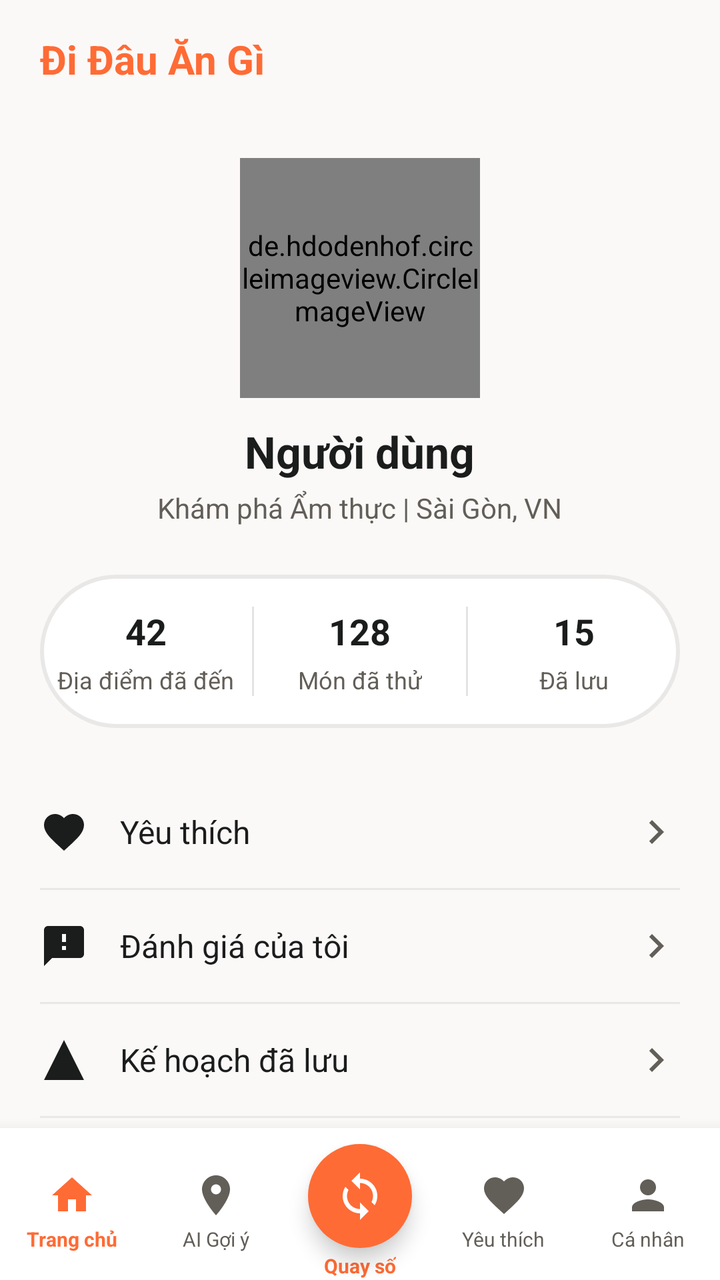
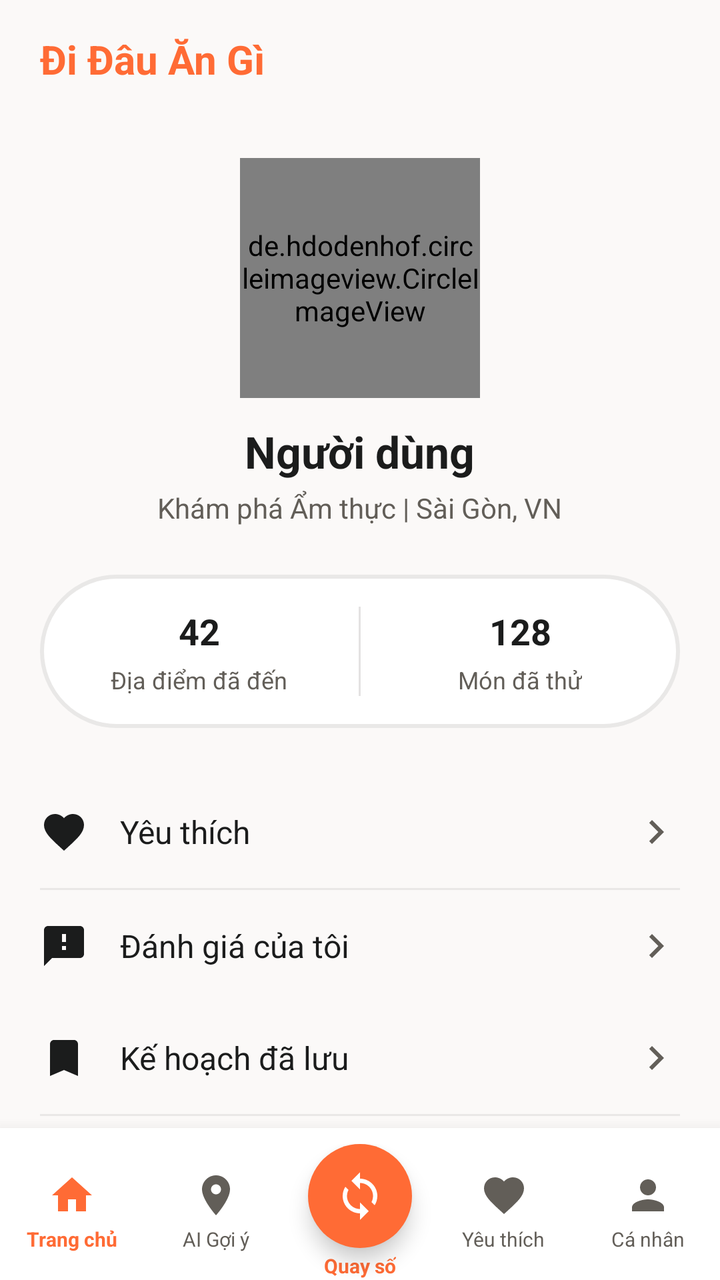

An Android layout rendered at two revisions. The XML below is the earlier revision; the diff shows what the commit changed to produce the second picture.
<!-- AndroidManifest.xml: application theme Theme.AnGi_DiDau -->
<!-- res/layout/activity_profile.xml -->
<?xml version="1.0" encoding="utf-8"?>
<androidx.coordinatorlayout.widget.CoordinatorLayout
    xmlns:android="http://schemas.android.com/apk/res/android"
    xmlns:app="http://schemas.android.com/apk/res-auto"
    xmlns:tools="http://schemas.android.com/tools"
    android:layout_width="match_parent"
    android:layout_height="match_parent"
    android:background="@color/background"
    tools:context=".ui.profile.ProfileActivity">

    
    <com.google.android.material.appbar.AppBarLayout
        android:layout_width="match_parent"
        android:layout_height="wrap_content"
        android:background="@color/background"
        app:elevation="0dp">

        <androidx.constraintlayout.widget.ConstraintLayout
            android:layout_width="match_parent"
            android:layout_height="wrap_content"
            android:paddingHorizontal="20dp"
            android:paddingVertical="16dp">

            
            <TextView
                android:layout_width="wrap_content"
                android:layout_height="wrap_content"
                android:text="Đi Đâu Ăn Gì"
                android:textColor="@color/primary_container"
                android:textSize="20sp"
                android:textStyle="bold"
                app:layout_constraintStart_toStartOf="parent"
                app:layout_constraintTop_toTopOf="parent"
                app:layout_constraintBottom_toBottomOf="parent"/>

        </androidx.constraintlayout.widget.ConstraintLayout>

    </com.google.android.material.appbar.AppBarLayout>

    
    <androidx.core.widget.NestedScrollView
        android:layout_width="match_parent"
        android:layout_height="match_parent"
        app:layout_behavior="@string/appbar_scrolling_view_behavior"
        android:paddingBottom="100dp"
        android:clipToPadding="false">

        <LinearLayout
            android:layout_width="match_parent"
            android:layout_height="wrap_content"
            android:orientation="vertical">

            
            <LinearLayout
                android:layout_width="match_parent"
                android:layout_height="wrap_content"
                android:orientation="vertical"
                android:gravity="center"
                android:paddingTop="20dp">

                
                <de.hdodenhof.circleimageview.CircleImageView
                    android:id="@+id/civProfileAvatar"
                    android:layout_width="120dp"
                    android:layout_height="120dp"
                    android:src="@drawable/ic_person"
                    app:civ_border_width="3dp"
                    app:civ_border_color="@color/primary_container"/>

                
                <TextView
                    android:id="@+id/tvProfileName"
                    android:layout_width="wrap_content"
                    android:layout_height="wrap_content"
                    android:layout_marginTop="12dp"
                    android:text="Người dùng"
                    android:textColor="@color/on_surface"
                    android:textSize="22sp"
                    android:textStyle="bold"/>

                
                <TextView
                    android:id="@+id/tvProfileBio"
                    android:layout_width="wrap_content"
                    android:layout_height="wrap_content"
                    android:layout_marginTop="4dp"
                    android:text="Khám phá Ẩm thực | Sài Gòn, VN"
                    android:textColor="@color/secondary"
                    android:textSize="14sp"/>
            </LinearLayout>

            
            <LinearLayout
                android:layout_width="match_parent"
                android:layout_height="wrap_content"
                android:orientation="horizontal"
                android:layout_marginHorizontal="20dp"
                android:layout_marginTop="24dp"
                android:paddingVertical="16dp"
                android:background="@drawable/bg_tab_unselected"
                android:weightSum="3">

                
                <LinearLayout
                    android:layout_width="0dp"
                    android:layout_height="wrap_content"
                    android:layout_weight="1"
                    android:orientation="vertical"
                    android:gravity="center">
                    
                    <TextView
                        android:id="@+id/tvStatPlaces"
                        android:layout_width="wrap_content"
                        android:layout_height="wrap_content"
                        android:text="42"
                        android:textColor="@color/on_surface"
                        android:textSize="18sp"
                        android:textStyle="bold"/>
                        
                    <TextView
                        android:layout_width="wrap_content"
                        android:layout_height="wrap_content"
                        android:text="Địa điểm đã đến"
                        android:textColor="@color/secondary"
                        android:textSize="12sp"
                        android:layout_marginTop="4dp"/>
                </LinearLayout>

                
                <View
                    android:layout_width="1dp"
                    android:layout_height="match_parent"
                    android:background="@color/surface_container_highest"/>

                
                <LinearLayout
                    android:layout_width="0dp"
                    android:layout_height="wrap_content"
                    android:layout_weight="1"
                    android:orientation="vertical"
                    android:gravity="center">
                    
                    <TextView
                        android:id="@+id/tvStatFoods"
                        android:layout_width="wrap_content"
                        android:layout_height="wrap_content"
                        android:text="128"
                        android:textColor="@color/on_surface"
                        android:textSize="18sp"
                        android:textStyle="bold"/>
                        
                    <TextView
                        android:layout_width="wrap_content"
                        android:layout_height="wrap_content"
                        android:text="Món đã thử"
                        android:textColor="@color/secondary"
                        android:textSize="12sp"
                        android:layout_marginTop="4dp"/>
                </LinearLayout>

                
                <View
                    android:layout_width="1dp"
                    android:layout_height="match_parent"
                    android:background="@color/surface_container_highest"/>

                
                <LinearLayout
                    android:layout_width="0dp"
                    android:layout_height="wrap_content"
                    android:layout_weight="1"
                    android:orientation="vertical"
                    android:gravity="center">
                    
                    <TextView
                        android:id="@+id/tvStatSaved"
                        android:layout_width="wrap_content"
                        android:layout_height="wrap_content"
                        android:text="15"
                        android:textColor="@color/on_surface"
                        android:textSize="18sp"
                        android:textStyle="bold"/>
                        
                    <TextView
                        android:layout_width="wrap_content"
                        android:layout_height="wrap_content"
                        android:text="Đã lưu"
                        android:textColor="@color/secondary"
                        android:textSize="12sp"
                        android:layout_marginTop="4dp"/>
                </LinearLayout>
            </LinearLayout>

            
            <LinearLayout
                android:layout_width="match_parent"
                android:layout_height="wrap_content"
                android:orientation="vertical"
                android:layout_marginTop="24dp">

                
                <LinearLayout
                    android:id="@+id/llFavorites"
                    android:layout_width="match_parent"
                    android:layout_height="56dp"
                    android:orientation="horizontal"
                    android:gravity="center_vertical"
                    android:paddingHorizontal="20dp"
                    android:clickable="true"
                    android:focusable="true"
                    android:background="?attr/selectableItemBackground">
                    
                    <ImageView
                        android:layout_width="24dp"
                        android:layout_height="24dp"
                        android:src="@drawable/ic_heart"
                        app:tint="@color/on_surface"/>
                        
                    <TextView
                        android:layout_width="0dp"
                        android:layout_height="wrap_content"
                        android:layout_weight="1"
                        android:text="Yêu thích"
                        android:textColor="@color/on_surface"
                        android:textSize="16sp"
                        android:layout_marginStart="16dp"/>
                        
                    <ImageView
                        android:layout_width="24dp"
                        android:layout_height="24dp"
                        android:src="@drawable/ic_chevron_right"
                        app:tint="@color/secondary"/>
                </LinearLayout>
                
                
                <View
                    android:layout_width="match_parent"
                    android:layout_height="1dp"
                    android:layout_marginHorizontal="20dp"
                    android:background="@color/surface_container_high"/>

                
                <LinearLayout
                    android:id="@+id/llReviews"
                    android:layout_width="match_parent"
                    android:layout_height="56dp"
                    android:orientation="horizontal"
                    android:gravity="center_vertical"
                    android:paddingHorizontal="20dp"
                    android:clickable="true"
                    android:focusable="true"
                    android:background="?attr/selectableItemBackground">
                    
                    <ImageView
                        android:layout_width="24dp"
                        android:layout_height="24dp"
                        android:src="@drawable/ic_reviews"
                        app:tint="@color/on_surface"/>
                        
                    <TextView
                        android:layout_width="0dp"
                        android:layout_height="wrap_content"
                        android:layout_weight="1"
                        android:text="Đánh giá của tôi"
                        android:textColor="@color/on_surface"
                        android:textSize="16sp"
                        android:layout_marginStart="16dp"/>
                        
                    <ImageView
                        android:layout_width="24dp"
                        android:layout_height="24dp"
                        android:src="@drawable/ic_chevron_right"
                        app:tint="@color/secondary"/>
                </LinearLayout>

                
                <View
                    android:layout_width="match_parent"
                    android:layout_height="1dp"
                    android:layout_marginHorizontal="20dp"
                    android:background="@color/surface_container_high"/>

                
                <LinearLayout
                    android:id="@+id/llSavedPlans"
                    android:layout_width="match_parent"
                    android:layout_height="56dp"
                    android:orientation="horizontal"
                    android:gravity="center_vertical"
                    android:paddingHorizontal="20dp"
                    android:clickable="true"
                    android:focusable="true"
                    android:background="?attr/selectableItemBackground">
                    
                    <ImageView
                        android:layout_width="24dp"
                        android:layout_height="24dp"
                        android:src="@drawable/ic_bookmark"
                        app:tint="@color/on_surface"/>
                        
                    <TextView
                        android:layout_width="0dp"
                        android:layout_height="wrap_content"
                        android:layout_weight="1"
                        android:text="Kế hoạch đã lưu"
                        android:textColor="@color/on_surface"
                        android:textSize="16sp"
                        android:layout_marginStart="16dp"/>
                        
                    <ImageView
                        android:layout_width="24dp"
                        android:layout_height="24dp"
                        android:src="@drawable/ic_chevron_right"
                        app:tint="@color/secondary"/>
                </LinearLayout>

                
                <View
                    android:layout_width="match_parent"
                    android:layout_height="1dp"
                    android:layout_marginHorizontal="20dp"
                    android:background="@color/surface_container_high"/>

                
                <LinearLayout
                    android:id="@+id/btnLogout"
                    android:layout_width="match_parent"
                    android:layout_height="56dp"
                    android:orientation="horizontal"
                    android:gravity="center_vertical"
                    android:paddingHorizontal="20dp"
                    android:clickable="true"
                    android:focusable="true"
                    android:background="?attr/selectableItemBackground">
                    
                    <ImageView
                        android:layout_width="24dp"
                        android:layout_height="24dp"
                        android:src="@drawable/ic_logout"
                        app:tint="@color/on_surface"/>
                        
                    <TextView
                        android:layout_width="0dp"
                        android:layout_height="wrap_content"
                        android:layout_weight="1"
                        android:text="Đăng xuất"
                        android:textColor="@color/on_surface"
                        android:textSize="16sp"
                        android:layout_marginStart="16dp"/>
                </LinearLayout>

            </LinearLayout>

        </LinearLayout>

    </androidx.core.widget.NestedScrollView>

    
    <include layout="@layout/layout_bottom_nav"/>

</androidx.coordinatorlayout.widget.CoordinatorLayout>
<!-- res/layout/layout_bottom_nav.xml (included above) -->
<?xml version="1.0" encoding="utf-8"?>
<androidx.cardview.widget.CardView
    xmlns:android="http://schemas.android.com/apk/res/android"
    xmlns:app="http://schemas.android.com/apk/res-auto"
    android:layout_width="match_parent"
    android:layout_height="wrap_content"
    android:layout_gravity="bottom"
    app:cardElevation="12dp"
    app:cardCornerRadius="0dp"
    app:cardBackgroundColor="@color/surface_container_lowest">

    <LinearLayout
        android:layout_width="match_parent"
        android:layout_height="76dp"
        android:orientation="horizontal"
        android:gravity="center"
        android:paddingTop="8dp"
        android:weightSum="5">

        
        <LinearLayout
            android:id="@+id/navHome"
            android:layout_width="0dp"
            android:layout_height="match_parent"
            android:layout_weight="1"
            android:gravity="center"
            android:orientation="vertical"
            android:paddingTop="8dp"
            android:paddingBottom="8dp"
            android:clickable="true"
            android:focusable="true"
            android:background="?attr/selectableItemBackgroundBorderless">

            <ImageView
                android:id="@+id/ivNavHome"
                android:layout_width="24dp"
                android:layout_height="24dp"
                android:src="@drawable/ic_home"
                app:tint="@color/primary_container"/>

            <TextView
                android:id="@+id/tvNavHome"
                android:layout_width="wrap_content"
                android:layout_height="wrap_content"
                android:layout_marginTop="3dp"
                android:text="Trang chủ"
                android:textColor="@color/primary_container"
                android:textSize="10sp"
                android:textStyle="bold"/>

        </LinearLayout>

        
        <LinearLayout
            android:id="@+id/navDiscover"
            android:layout_width="0dp"
            android:layout_height="match_parent"
            android:layout_weight="1"
            android:gravity="center"
            android:orientation="vertical"
            android:paddingTop="8dp"
            android:paddingBottom="8dp"
            android:clickable="true"
            android:focusable="true"
            android:background="?attr/selectableItemBackgroundBorderless">

            <ImageView
                android:id="@+id/ivNavDiscover"
                android:layout_width="24dp"
                android:layout_height="24dp"
                android:src="@drawable/ic_discover"
                app:tint="@color/secondary"/>

            <TextView
                android:id="@+id/tvNavDiscover"
                android:layout_width="wrap_content"
                android:layout_height="wrap_content"
                android:layout_marginTop="3dp"
                android:text="AI Gợi ý"
                android:textColor="@color/secondary"
                android:textSize="10sp"/>

        </LinearLayout>

        
        <LinearLayout
            android:id="@+id/navRandom"
            android:layout_width="0dp"
            android:layout_height="match_parent"
            android:layout_weight="1"
            android:gravity="center"
            android:orientation="vertical"
            android:clickable="true"
            android:focusable="true"
            android:background="?attr/selectableItemBackgroundBorderless">

            
            <FrameLayout
                android:layout_width="52dp"
                android:layout_height="52dp"
                android:background="@drawable/bg_circle_primary"
                android:elevation="6dp"
                android:layout_marginBottom="2dp">

                <ImageView
                    android:layout_width="26dp"
                    android:layout_height="26dp"
                    android:layout_gravity="center"
                    android:src="@drawable/ic_spin"
                    android:contentDescription="Random"/>

            </FrameLayout>

            <TextView
                android:id="@+id/tvNavRandom"
                android:layout_width="wrap_content"
                android:layout_height="wrap_content"
                android:text="Quay số"
                android:textColor="@color/primary_container"
                android:textSize="10sp"
                android:textStyle="bold"/>

        </LinearLayout>

        
        <LinearLayout
            android:id="@+id/navFavorites"
            android:layout_width="0dp"
            android:layout_height="match_parent"
            android:layout_weight="1"
            android:gravity="center"
            android:orientation="vertical"
            android:paddingTop="8dp"
            android:paddingBottom="8dp"
            android:clickable="true"
            android:focusable="true"
            android:background="?attr/selectableItemBackgroundBorderless">

            <ImageView
                android:id="@+id/ivNavFavorites"
                android:layout_width="24dp"
                android:layout_height="24dp"
                android:src="@drawable/ic_heart"
                app:tint="@color/secondary"/>

            <TextView
                android:id="@+id/tvNavFavorites"
                android:layout_width="wrap_content"
                android:layout_height="wrap_content"
                android:layout_marginTop="3dp"
                android:text="Yêu thích"
                android:textColor="@color/secondary"
                android:textSize="10sp"/>

        </LinearLayout>

        
        <LinearLayout
            android:id="@+id/navProfile"
            android:layout_width="0dp"
            android:layout_height="match_parent"
            android:layout_weight="1"
            android:gravity="center"
            android:orientation="vertical"
            android:paddingTop="8dp"
            android:paddingBottom="8dp"
            android:clickable="true"
            android:focusable="true"
            android:background="?attr/selectableItemBackgroundBorderless">

            <ImageView
                android:id="@+id/ivNavProfile"
                android:layout_width="24dp"
                android:layout_height="24dp"
                android:src="@drawable/ic_person"
                app:tint="@color/secondary"/>

            <TextView
                android:id="@+id/tvNavProfile"
                android:layout_width="wrap_content"
                android:layout_height="wrap_content"
                android:layout_marginTop="3dp"
                android:text="Cá nhân"
                android:textColor="@color/secondary"
                android:textSize="10sp"/>

        </LinearLayout>

    </LinearLayout>

</androidx.cardview.widget.CardView>
<!-- resources referenced by this layout -->
<resources>
  <color name="background">#FBF9F8</color>
  <color name="on_surface">#1B1C1C</color>
  <color name="primary_container">#FF6B35</color>
  <color name="secondary">#625E58</color>
  <color name="surface_container_high">#E9E8E7</color>
  <color name="surface_container_highest">#E4E2E2</color>
  <color name="surface_container_lowest">#FFFFFF</color>
  <!-- drawable bg_circle_primary (drawable) -->
  <?xml version="1.0" encoding="utf-8"?>
  <shape xmlns:android="http://schemas.android.com/apk/res/android"
      android:shape="oval">
      <solid android:color="@color/primary_container"/>
  </shape>
  <!-- drawable bg_tab_unselected (drawable) -->
  <?xml version="1.0" encoding="utf-8"?>
  <shape xmlns:android="http://schemas.android.com/apk/res/android"
      android:shape="rectangle">
      <corners android:radius="50dp"/>
      <stroke
          android:width="2dp"
          android:color="@color/surface_container_high"/>
      <solid android:color="@color/surface_container_lowest"/>
  </shape>
  <!-- drawable ic_bookmark (drawable) -->
  <vector xmlns:android="http://schemas.android.com/apk/res/android"
      android:width="24dp"
      android:height="24dp"
      android:viewportWidth="24"
      android:viewportHeight="24">
      <path
          android:fillColor="#FF000000"
          android:pathData="M12,2L2,22h20L12,2z" />
  </vector>
  <!-- drawable ic_chevron_right (drawable) -->
  <vector xmlns:android="http://schemas.android.com/apk/res/android"
      android:width="24dp"
      android:height="24dp"
      android:viewportWidth="24"
      android:viewportHeight="24">
    <path
        android:fillColor="#FF000000"
        android:pathData="M10,6L8.59,7.41 13.17,12l-4.58,4.59L10,18l6,-6z"/>
  </vector>
  <!-- drawable ic_home (drawable) -->
  <?xml version="1.0" encoding="utf-8"?>
  <vector xmlns:android="http://schemas.android.com/apk/res/android"
      android:width="24dp"
      android:height="24dp"
      android:viewportWidth="24"
      android:viewportHeight="24">
      <path
          android:fillColor="#FF000000"
          android:pathData="M10,20v-6h4v6h5v-8h3L12,3 2,12h3v8z"/>
  </vector>
  <!-- drawable ic_logout (drawable) -->
  <vector xmlns:android="http://schemas.android.com/apk/res/android"
      android:width="24dp"
      android:height="24dp"
      android:viewportWidth="24"
      android:viewportHeight="24">
    <path
        android:fillColor="#FF000000"
        android:pathData="M17,7l-1.41,1.41L18.17,11H8v2h10.17l-2.58,2.58L17,17l5,-5zM4,5h8V3H4c-1.1,0 -2,0.9 -2,2v14c0,1.1 0.9,2 2,2h8v-2H4V5z"/>
  </vector>
  <!-- drawable ic_person (drawable) -->
  <vector xmlns:android="http://schemas.android.com/apk/res/android"
      android:width="24dp"
      android:height="24dp"
      android:viewportWidth="24"
      android:viewportHeight="24">
    <path
        android:fillColor="#FF000000"
        android:pathData="M12,12c2.21,0 4,-1.79 4,-4s-1.79,-4 -4,-4s-4,1.79 -4,4s1.79,4 4,4zM12,14c-2.67,0 -8,1.34 -8,4v2h16v-2c0,-2.66 -5.33,-4 -8,-4z"/>
  </vector>
  <!-- drawable ic_reviews (drawable) -->
  <vector xmlns:android="http://schemas.android.com/apk/res/android"
      android:width="24dp"
      android:height="24dp"
      android:viewportWidth="24"
      android:viewportHeight="24">
    <path
        android:fillColor="#FF000000"
        android:pathData="M20,2H4c-1.1,0 -1.99,0.9 -1.99,2L2,22l4,-4h14c1.1,0 2,-0.9 2,-2V4c0,-1.1 -0.9,-2 -2,-2zM13,14h-2v-2h2v2zm0,-4h-2V6h2v4z"/>
  </vector>
  <style name="Theme.AnGi_DiDau" parent="Base.Theme.AnGi_DiDau" />
  <style name="Base.Theme.AnGi_DiDau" parent="Theme.Material3.DayNight.NoActionBar">
          
          
      </style>
  <!-- unchanged entries left out for length: 3 -->
</resources>

<!-- the commit's change to res/layout/activity_profile.xml (unified diff, before → after) -->
@@ -98,7 +98,7 @@
                 android:layout_marginTop="24dp"
                 android:paddingVertical="16dp"
                 android:background="@drawable/bg_tab_unselected"
-                android:weightSum="3">
+                android:weightSum="2">
 
                 
                 <LinearLayout
@@ -158,37 +158,7 @@
                         android:layout_marginTop="4dp"/>
                 </LinearLayout>
 
-                
-                <View
-                    android:layout_width="1dp"
-                    android:layout_height="match_parent"
-                    android:background="@color/surface_container_highest"/>
-
-                
-                <LinearLayout
-                    android:layout_width="0dp"
-                    android:layout_height="wrap_content"
-                    android:layout_weight="1"
-                    android:orientation="vertical"
-                    android:gravity="center">
-                    
-                    <TextView
-                        android:id="@+id/tvStatSaved"
-                        android:layout_width="wrap_content"
-                        android:layout_height="wrap_content"
-                        android:text="15"
-                        android:textColor="@color/on_surface"
-                        android:textSize="18sp"
-                        android:textStyle="bold"/>
-                        
-                    <TextView
-                        android:layout_width="wrap_content"
-                        android:layout_height="wrap_content"
-                        android:text="Đã lưu"
-                        android:textColor="@color/secondary"
-                        android:textSize="12sp"
-                        android:layout_marginTop="4dp"/>
-                </LinearLayout>
+
             </LinearLayout>
 
             
@@ -273,12 +243,7 @@
                         app:tint="@color/secondary"/>
                 </LinearLayout>
 
-                
-                <View
-                    android:layout_width="match_parent"
-                    android:layout_height="1dp"
-                    android:layout_marginHorizontal="20dp"
-                    android:background="@color/surface_container_high"/>
+
 
                 
                 <LinearLayout
<!-- resource entries referenced after the edit -->
@@ -31,7 +31,7 @@
       android:viewportHeight="24">
       <path
           android:fillColor="#FF000000"
-          android:pathData="M12,2L2,22h20L12,2z" />
+          android:pathData="M17 3H7c-1.1 0-1.99.9-1.99 2L5 21l7-3 7 3V5c0-1.1-.9-2-2-2z" />
   </vector>
   <!-- drawable ic_chevron_right (drawable) -->
   <vector xmlns:android="http://schemas.android.com/apk/res/android"
